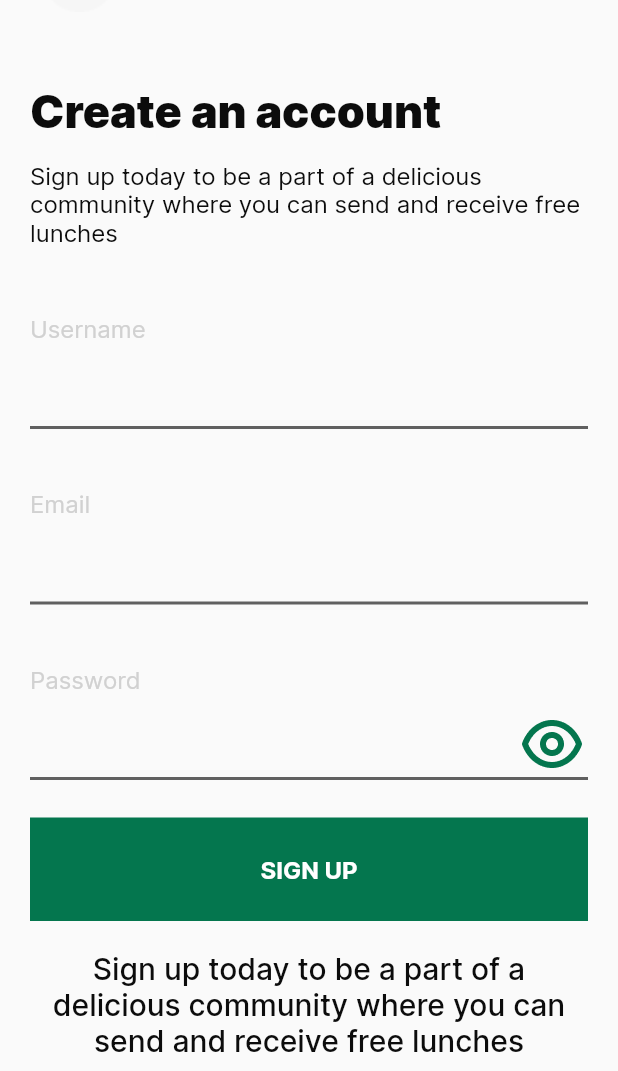
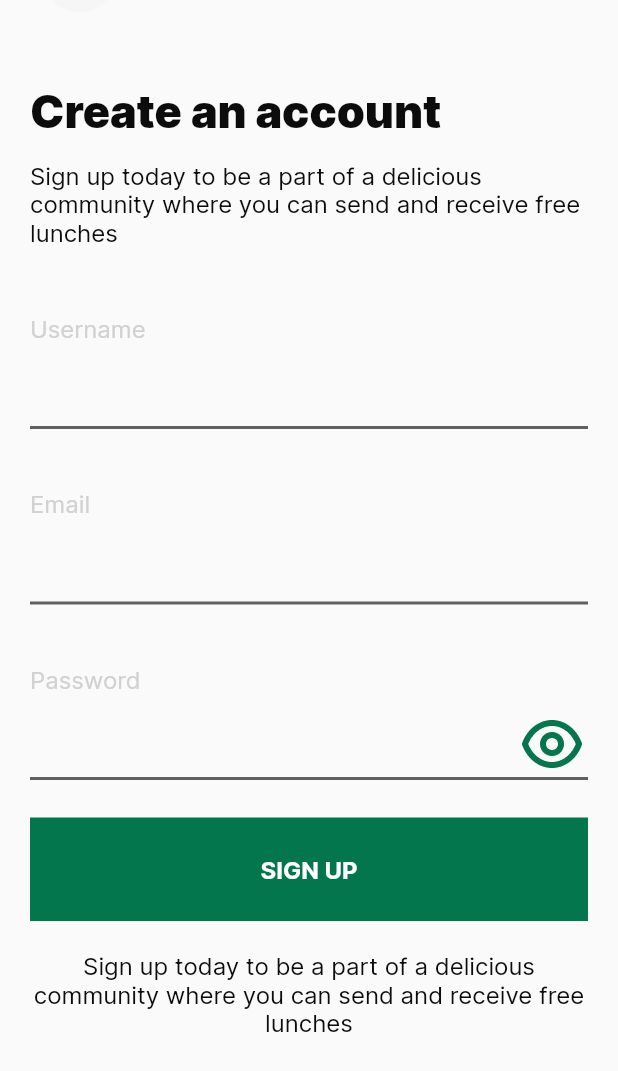
Before and after one commit to hngx-org/Eagles-food-mobile, a Flutter app: the screen it shows after launch, after a tap on "CREATE AN ACCOUNT", on a phone screen of 412 x 824 dp, the part 165-1236 px from its top. Run offline on Flutter 3.47's test engine with Material 2 defaults, Android fonts, the light colour scheme and no system bars; our stand-ins replace connectivity_plus, fluttertoast, shared_preferences.

Commit message:
adjusted splash screen and connected the flow to auth

```diff
--- a/lib/main.dart
+++ b/lib/main.dart
@@ -1,6 +1,7 @@
 import 'package:flutter/material.dart';
 import 'package:hng_task3/configs/theme.dart';
 import 'package:hng_task3/screens/auth/auth_home.dart';
+import 'package:hng_task3/screens/splashscreen/splashscreen.dart';
 
 void main() {
   runApp(const MainApp());
@@ -15,7 +16,7 @@ class MainApp extends StatelessWidget {
       debugShowCheckedModeBanner: false,
       theme: theme,
       darkTheme: theme,
-      home: const AuthHome(),
+      home: const SplashScreen(),
     );
   }
 }
--- a/lib/screens/auth/signup.dart
+++ b/lib/screens/auth/signup.dart
@@ -210,7 +210,7 @@ class _SignupState extends State<Signup> {
                                         width: 2,
                                         color: ColorUtils.Green), // Color of the border
                                   ),
-                                  suffixIcon: Image.asset("assets/icons/icon-eye.png", height: 10, width: 10, fit: BoxFit.contain,),
+                                  suffixIcon: Image.asset("assets/icons/icon-eye.png", height: 10, width: 10, ),
                                   contentPadding: const EdgeInsets.symmetric(vertical: 10, horizontal: 10),
                                 ),
                               )
@@ -227,12 +227,9 @@ class _SignupState extends State<Signup> {
                           padding: const EdgeInsets.symmetric(vertical: 10.0),
                           child: Text('Sign up today to be a part of a delicious community where you can send and receive free lunches',
                             textAlign: TextAlign.center,
-                            style: TextStyle(
+                            style: Theme.of(context).textTheme.bodyLarge?.copyWith(
                                 color: ColorUtils.Black,
-                                fontFamily: 'Inter',
-                                fontStyle: FontStyle.normal,
-                                fontSize: 20,
-                                fontWeight: FontWeight.w500
+                                fontSize: 16
                             ),
                           ),
                         ),
--- a/lib/screens/splashscreen/splashscreen.dart
+++ b/lib/screens/splashscreen/splashscreen.dart
@@ -1,20 +1,46 @@
+import 'dart:async';
+
 import 'package:flutter/material.dart';
+import 'package:hng_task3/screens/auth/auth_home.dart';
 
-class SplashScreen extends StatelessWidget {
+class SplashScreen extends StatefulWidget {
   const SplashScreen({super.key});
+
+  @override
+  State<SplashScreen> createState() => _SplashScreenState();
+}
+
+class _SplashScreenState extends State<SplashScreen> {
+
+  @override
+  void initState() {
+    // TODO: implement initState
+    super.initState();
+    Timer(const Duration(seconds: 3), () {
+        Navigator.pushAndRemoveUntil(
+          context,
+          MaterialPageRoute(builder: (context) => const AuthHome()),
+              (route) => false,
+        );
+    });
+  }
 
   @override
   Widget build(BuildContext context) {
     return Scaffold(
       backgroundColor: const Color(0xFF04764E),
-      body: SafeArea(
+      body: Scaffold(
         // TODO: Add all the extra glitter
-        child: Padding(
-          padding: const EdgeInsets.symmetric(
-            horizontal: 105,
-            vertical: 200,
+        body: Container(
+          height: double.infinity,
+          width: double.infinity,
+          decoration: const BoxDecoration(
+            image: DecorationImage(
+              image: AssetImage("assets/images/splashscreen-bg.png"),
+              fit: BoxFit.cover,
+            ),
           ),
-          child: Image.asset("assets/images/splashscreen.png"),
+          child: Image.asset("assets/logo/logo_white.png", height: 100, width: 100,),
         ),
       ),
     );
```
Also changed, not shown: assets/images/splashscreen-bg.png (added).
